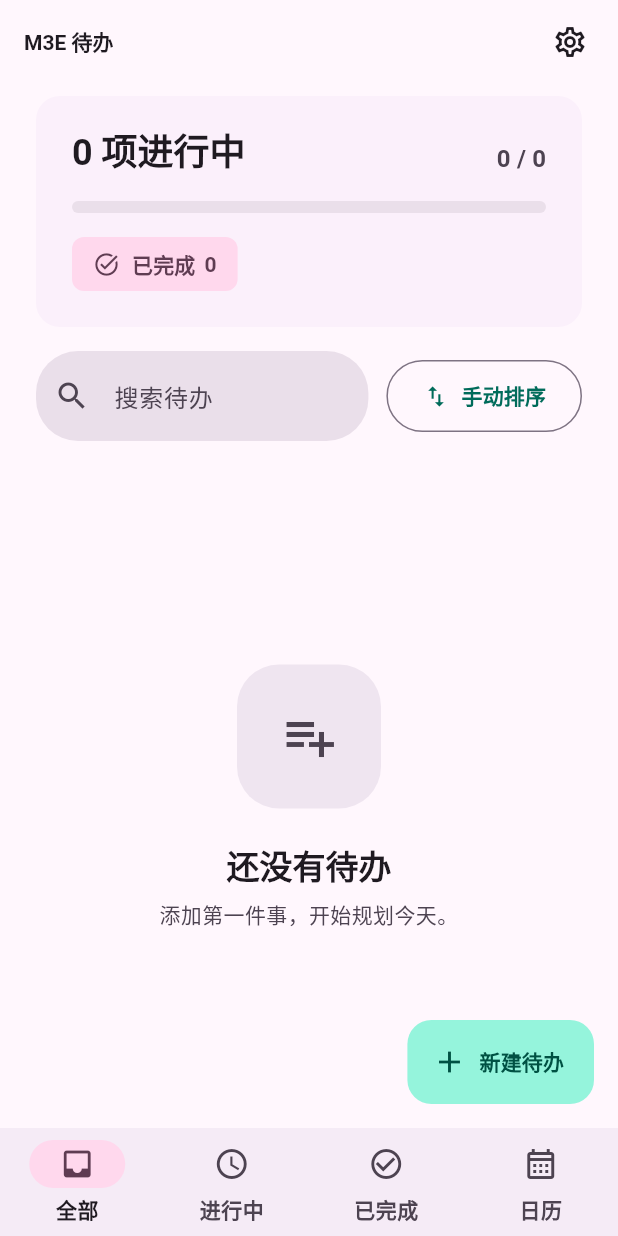
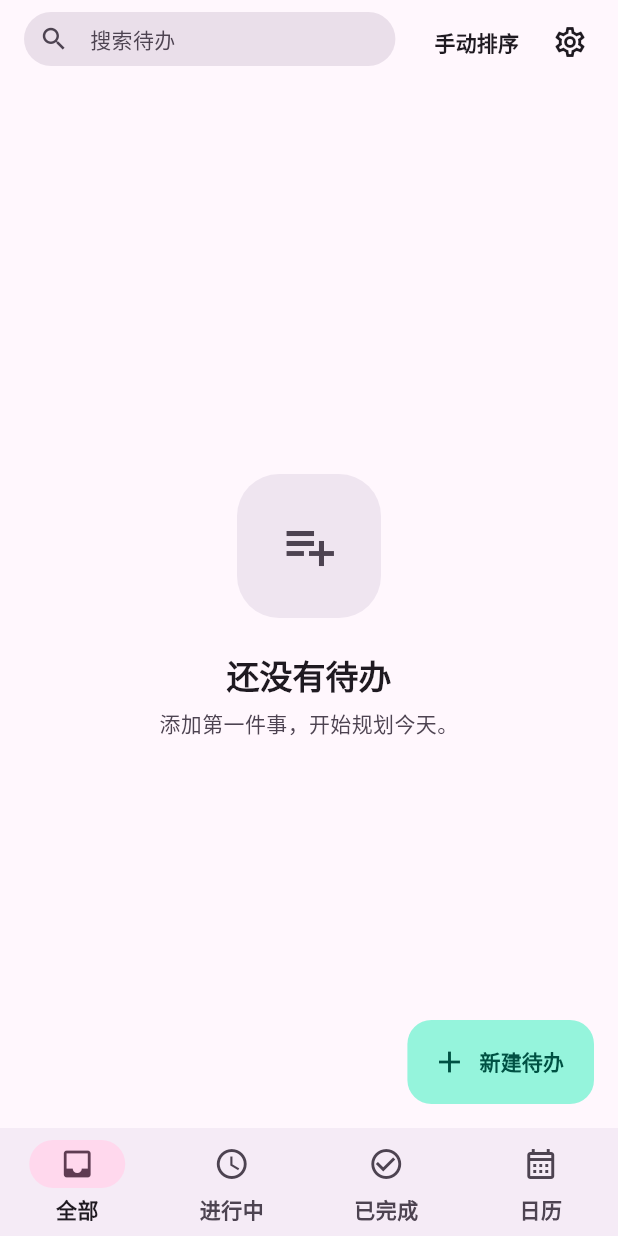
Before and after one commit to wxb1507736507-wxb/m3e_todo, a Flutter app: the screen it shows after launch, on a phone screen of 412 x 824 dp. Run offline on Flutter 3.47's test engine with Material 3 defaults, Android fonts, the phone set to English and light mode, and no system bars; our stand-ins replace flutter_riverpod, web.

Commit message:
style: put search and sort on the top line, and shrink the summary to a caption
The list screen opened with a progress card — a headline count, a full-width bar
and two chips, about a sixth of a phone screen — above a toolbar row of its own
holding search and sort, repeating counts the navigation bar was already showing
as badges. The first todo did not start until 341dp down a 806dp-tall screen.

Search and sort now share the top line with the settings button: on the list, the
app bar's title *is* the search field, and the sort control sits beside it. The
sort stays labelled rather than becoming a bare icon because which order is in
force is not decoration — dragging a tile only reorders the list while "手动排序"
is selected. The calendar destination keeps its plain title and hides both, since
neither applies there.

The summary is now one line: how much is still open, how far along the whole list
is, and a badge when something has slipped past its date. An empty list shows no
summary at all — "0 项进行中" above "还没有待办" was noise.

Measured on the test device: the first todo moved from 341dp to 121dp down.

```diff
--- a/lib/app/app_shell.dart
+++ b/lib/app/app_shell.dart
@@ -17,6 +17,7 @@ import '../features/todos/domain/entities/todo_stats.dart';
 import '../features/todos/presentation/pages/todo_page.dart';
 import '../features/todos/presentation/providers/todo_providers.dart';
 import '../features/todos/presentation/widgets/todo_editor_sheet.dart';
+import '../features/todos/presentation/widgets/todo_toolbar.dart';
 import 'app_background.dart';
 
 /// Width at or above which the navigation rail replaces the bottom bar.
@@ -181,14 +182,19 @@ class _AppShellState extends ConsumerState<AppShell> {
               dim: settings.backgroundDim,
               child: Scaffold(
                 appBar: AppBar(
+                  titleSpacing: 16,
                   // The title follows the destination, so the calendar says so
-                  // instead of leaving the user to infer it from the grid.
-                  title: Text(
-                    _selectedIndex == _calendarIndex
-                        ? AppStrings.calendarTitle
-                        : AppStrings.appTitle,
-                  ),
+                  // instead of leaving the user to infer it from the grid. On
+                  // the list, the title *is* the search field: searching and
+                  // sorting are what the user does to the list, so they sit on
+                  // the top line with the settings button rather than costing a
+                  // row of their own above the first todo.
+                  title: _selectedIndex == _calendarIndex
+                      ? const Text(AppStrings.calendarTitle)
+                      : const TodoSearchField(),
                   actions: <Widget>[
+                    if (_selectedIndex != _calendarIndex)
+                      const TodoSortButton(),
                     if ((stats?.completed ?? 0) > 0)
                       IconButton(
                         icon: const Icon(Icons.cleaning_services_outlined),
--- a/lib/core/constants/app_strings.dart
+++ b/lib/core/constants/app_strings.dart
@@ -16,6 +16,7 @@ abstract final class AppStrings {
 
   static const String searchHint = '搜索待办';
   static const String clearSearch = '清除搜索';
+  static const String sortTooltip = '排序方式';
   static const String sortManual = '手动排序';
   static const String sortCreatedNewest = '最近创建';
   static const String sortDueSoonest = '最快到期';
--- a/lib/features/todos/presentation/pages/todo_page.dart
+++ b/lib/features/todos/presentation/pages/todo_page.dart
@@ -10,13 +10,13 @@ import '../providers/todo_providers.dart';
 import '../widgets/todo_empty_state.dart';
 import '../widgets/todo_list_view.dart';
 import '../widgets/todo_summary_header.dart';
-import '../widgets/todo_toolbar.dart';
 
-/// The todo screen: summary, filters and the list itself.
+/// The todo screen: the summary line and the list itself.
 ///
 /// The page owns the loading and error states so no child widget has to guard
 /// against them, and it is the only place that decides which empty-state copy
-/// applies.
+/// applies. Search and sort live in the app bar (see [AppShell]) because they
+/// act on the list rather than being part of it.
 class TodoPage extends ConsumerWidget {
   const TodoPage({super.key});
 
@@ -28,18 +28,16 @@ class TodoPage extends ConsumerWidget {
     final DateTime now = ref.watch(clockProvider)();
 
     return Padding(
-      padding: const EdgeInsets.fromLTRB(24, 8, 24, 0),
+      padding: const EdgeInsets.fromLTRB(24, 0, 24, 0),
       child: Column(
         crossAxisAlignment: CrossAxisAlignment.stretch,
         children: <Widget>[
           // Held back until there is data: rendering zeroed counts first would
-          // make the numbers visibly jump on every launch.
-          if (stats != null) ...<Widget>[
+          // make the numbers visibly jump on every launch. An empty list shows
+          // no summary at all — the empty state below already explains itself,
+          // and "0 项进行中" above it would be noise.
+          if (stats != null && stats.total > 0)
             TodoSummaryHeader(stats: stats),
-            const SizedBox(height: 16),
-          ],
-          const TodoToolbar(),
-          const SizedBox(height: 16),
           Expanded(
             child: visible.when(
               loading: () => const Center(child: CircularProgressIndicator()),
--- a/lib/features/todos/presentation/widgets/todo_summary_header.dart
+++ b/lib/features/todos/presentation/widgets/todo_summary_header.dart
@@ -5,11 +5,13 @@ import '../../../../core/theme/app_motion.dart';
 import '../../../../core/theme/app_shapes.dart';
 import '../../domain/entities/todo_stats.dart';
 
-/// Progress summary above the list.
+/// One-line progress summary above the list.
 ///
-/// Stateless by design: it renders whatever [stats] it is handed, so the page
-/// stays in charge of loading and error states and this widget never has to
-/// guess what to show.
+/// This used to be a card carrying a headline count, a full-width progress bar
+/// and two chips — roughly a sixth of a phone screen, saying the same numbers
+/// the navigation bar was already showing as badges. What is left is the part
+/// that is not said twice: how much is still open, how far along the whole list
+/// is, and whether anything has slipped past its date.
 class TodoSummaryHeader extends StatelessWidget {
   const TodoSummaryHeader({required this.stats, super.key});
 
@@ -20,118 +22,96 @@ class TodoSummaryHeader extends StatelessWidget {
     final ColorScheme colors = Theme.of(context).colorScheme;
     final TextTheme text = Theme.of(context).textTheme;
 
-    return Card(
-      child: Padding(
-        padding: const EdgeInsets.fromLTRB(24, 20, 24, 24),
-        child: Column(
-          crossAxisAlignment: CrossAxisAlignment.start,
+    return Padding(
+      // Small: this is a caption for the list, not a panel above it.
+      padding: const EdgeInsets.fromLTRB(4, 2, 4, 10),
+      child: Row(
         children: <Widget>[
-            Row(
-              crossAxisAlignment: CrossAxisAlignment.end,
-              children: <Widget>[
-                Expanded(
+          // Flexible, not fixed: at a large accessibility text scale the count
+          // is what gives way, rather than the row overflowing off the edge.
+          Flexible(
             child: Text(
               AppStrings.activeCount(stats.active),
-                    style: text.headlineSmall,
+              overflow: TextOverflow.ellipsis,
+              style: text.titleSmall?.copyWith(fontWeight: FontWeight.w600),
             ),
           ),
+          if (stats.overdue > 0) ...<Widget>[
+            const SizedBox(width: 10),
+            _OverduePill(count: stats.overdue),
+          ],
+          const SizedBox(width: 14),
+          Expanded(
+            child: _ProgressBar(value: stats.progress, color: colors.primary),
+          ),
+          const SizedBox(width: 10),
           Text(
             AppStrings.progressValue(stats.completed, stats.total),
-                  style: text.titleMedium?.copyWith(
-                    color: colors.onSurfaceVariant,
-                  ),
+            style: text.labelMedium?.copyWith(color: colors.onSurfaceVariant),
           ),
         ],
-            ),
-            const SizedBox(height: 16),
-            // The bar animates on the effects spring: a progress fill is an
-            // in-place property change, so it should settle without overshoot
-            // rather than bouncing past 100%.
-            TweenAnimationBuilder<double>(
-              tween: Tween<double>(begin: 0, end: stats.progress),
-              duration: AppMotion.effectsSlow.duration,
-              curve: AppMotion.effectsSlow.curve,
-              builder: (BuildContext context, double value, Widget? child) {
-                return ClipRRect(
-                  borderRadius: AppShapes.radius(AppShapes.full),
-                  child: LinearProgressIndicator(
-                    value: value,
-                    minHeight: 8,
-                    backgroundColor: colors.surfaceContainerHighest,
-                  ),
-                );
-              },
-            ),
-            const SizedBox(height: 16),
-            Wrap(
-              spacing: 8,
-              runSpacing: 8,
-              children: <Widget>[
-                _StatChip(
-                  icon: Icons.task_alt,
-                  label: AppStrings.navCompleted,
-                  value: stats.completed,
-                  background: colors.secondaryContainer,
-                  foreground: colors.onSecondaryContainer,
-                ),
-                if (stats.overdue > 0)
-                  _StatChip(
-                    icon: Icons.schedule,
-                    label: AppStrings.dueOverdue,
-                    value: stats.overdue,
-                    background: colors.errorContainer,
-                    foreground: colors.onErrorContainer,
-                  ),
-              ],
-            ),
-          ],
-        ),
       ),
     );
   }
 }
 
-/// A compact `icon label value` pill.
-class _StatChip extends StatelessWidget {
-  const _StatChip({
-    required this.icon,
-    required this.label,
-    required this.value,
-    required this.background,
-    required this.foreground,
-  });
+/// Slim progress bar.
+///
+/// Animates on the effects spring: a progress fill is an in-place property
+/// change, so it should settle without overshoot rather than bouncing past 100%.
+class _ProgressBar extends StatelessWidget {
+  const _ProgressBar({required this.value, required this.color});
 
-  final IconData icon;
-  final String label;
-  final int value;
-  final Color background;
-  final Color foreground;
+  final double value;
+  final Color color;
 
   @override
   Widget build(BuildContext context) {
-    final TextTheme text = Theme.of(context).textTheme;
+    return TweenAnimationBuilder<double>(
+      tween: Tween<double>(begin: 0, end: value),
+      duration: AppMotion.effectsSlow.duration,
+      curve: AppMotion.effectsSlow.curve,
+      builder: (BuildContext context, double animated, Widget? child) {
+        return ClipRRect(
+          borderRadius: AppShapes.radius(AppShapes.full),
+          child: LinearProgressIndicator(
+            value: animated,
+            minHeight: 6,
+            color: color,
+            backgroundColor:
+                Theme.of(context).colorScheme.surfaceContainerHighest,
+          ),
+        );
+      },
+    );
+  }
+}
 
+/// The "something is late" marker, shown only when there is something late.
+class _OverduePill extends StatelessWidget {
+  const _OverduePill({required this.count});
+
+  final int count;
+
+  @override
+  Widget build(BuildContext context) {
+    final ColorScheme colors = Theme.of(context).colorScheme;
     return Container(
-      padding: const EdgeInsets.symmetric(horizontal: 14, vertical: 8),
+      padding: const EdgeInsets.symmetric(horizontal: 8, vertical: 2),
       decoration: BoxDecoration(
-        color: background,
-        borderRadius: AppShapes.radius(AppShapes.small),
+        color: colors.errorContainer,
+        borderRadius: AppShapes.radius(AppShapes.full),
       ),
       child: Row(
         mainAxisSize: MainAxisSize.min,
         children: <Widget>[
-          Icon(icon, size: 18, color: foreground),
-          const SizedBox(width: 8),
+          Icon(Icons.schedule, size: 14, color: colors.onErrorContainer),
+          const SizedBox(width: 4),
           Text(
-            label,
-            style: text.labelLarge?.copyWith(color: foreground),
-          ),
-          const SizedBox(width: 6),
-          Text(
-            '$value',
-            style: text.labelLarge?.copyWith(
-              color: foreground,
-              fontWeight: FontWeight.w700,
+            '${AppStrings.dueOverdue} $count',
+            style: Theme.of(context).textTheme.labelSmall?.copyWith(
+                  color: colors.onErrorContainer,
+                  fontWeight: FontWeight.w600,
                 ),
           ),
         ],
--- a/lib/features/todos/presentation/widgets/todo_toolbar.dart
+++ b/lib/features/todos/presentation/widgets/todo_toolbar.dart
@@ -2,82 +2,106 @@ import 'package:flutter/material.dart';
 import 'package:flutter_riverpod/flutter_riverpod.dart';
 
 import '../../../../core/constants/app_strings.dart';
+import '../../../../core/theme/app_shapes.dart';
 import '../../domain/entities/todo_filter.dart';
 import '../providers/todo_providers.dart';
 
-/// Search field plus sort control, sitting directly under the summary.
-class TodoToolbar extends ConsumerStatefulWidget {
-  const TodoToolbar({super.key});
+/// The search field that lives in the app bar.
+///
+/// It used to sit in its own row under the summary card, which cost a row of
+/// height for something used a few times a day, and left the top of the screen
+/// to a progress dashboard. Search and sort are the two things done *to* the
+/// list, so they belong on the line the user's eyes already go to — the app bar,
+/// next to the settings button.
+///
+/// Sized to the bar rather than to the list: a dense, filled pill that reads as
+/// a field without pretending to be a full-width one.
+class TodoSearchField extends ConsumerStatefulWidget {
+  const TodoSearchField({super.key});
 
   @override
-  ConsumerState<TodoToolbar> createState() => _TodoToolbarState();
+  ConsumerState<TodoSearchField> createState() => _TodoSearchFieldState();
 }
 
-class _TodoToolbarState extends ConsumerState<TodoToolbar> {
-  late final TextEditingController _searchController;
+class _TodoSearchFieldState extends ConsumerState<TodoSearchField> {
+  late final TextEditingController _controller;
 
   @override
   void initState() {
     super.initState();
-    _searchController = TextEditingController();
+    _controller = TextEditingController();
   }
 
   @override
   void dispose() {
-    _searchController.dispose();
+    _controller.dispose();
     super.dispose();
   }
 
-  void _clearSearch() {
-    _searchController.clear();
+  void _clear() {
+    _controller.clear();
     ref.read(todoFilterProvider.notifier).clearQuery();
   }
 
   @override
   Widget build(BuildContext context) {
+    final ColorScheme colors = Theme.of(context).colorScheme;
     final TodoFilter filter = ref.watch(todoFilterProvider);
     // Watched, not created here: the Ctrl+F shortcut lives above this widget
     // and has to be able to focus the same node.
-    final FocusNode searchFocusNode = ref.watch(searchFocusNodeProvider);
+    final FocusNode focusNode = ref.watch(searchFocusNodeProvider);
 
-    return Row(
-      crossAxisAlignment: CrossAxisAlignment.center,
-      children: <Widget>[
-        Expanded(
+    return SizedBox(
+      height: 40,
       child: TextField(
-            controller: _searchController,
-            focusNode: searchFocusNode,
+        controller: _controller,
+        focusNode: focusNode,
         textInputAction: TextInputAction.search,
+        textAlignVertical: TextAlignVertical.center,
+        style: Theme.of(context).textTheme.bodyMedium,
         decoration: InputDecoration(
+          isDense: true,
+          filled: true,
+          fillColor: colors.surfaceContainerHighest,
           hintText: AppStrings.searchHint,
-              prefixIcon: const Icon(Icons.search),
+          hintStyle: Theme.of(context)
+              .textTheme
+              .bodyMedium
+              ?.copyWith(color: colors.onSurfaceVariant),
+          prefixIcon: Icon(
+            Icons.search,
+            size: 20,
+            color: colors.onSurfaceVariant,
+          ),
+          prefixIconConstraints: const BoxConstraints(minWidth: 40),
           suffixIcon: filter.hasQuery
               ? IconButton(
-                      icon: const Icon(Icons.close),
+                  icon: const Icon(Icons.close, size: 18),
                   tooltip: AppStrings.clearSearch,
-                      onPressed: _clearSearch,
+                  visualDensity: VisualDensity.compact,
+                  onPressed: _clear,
                 )
               : null,
+          suffixIconConstraints: const BoxConstraints(minWidth: 40),
+          contentPadding: const EdgeInsets.symmetric(vertical: 8),
+          border: OutlineInputBorder(
+            borderRadius: AppShapes.radius(AppShapes.full),
+            borderSide: BorderSide.none,
+          ),
         ),
         onChanged: ref.read(todoFilterProvider.notifier).setQuery,
       ),
-        ),
-        const SizedBox(width: 12),
-        _SortMenu(
-          selected: filter.sort,
-          onSelected: ref.read(todoFilterProvider.notifier).setSort,
-        ),
-      ],
     );
   }
 }
 
 /// Menu button that chooses the list's ordering.
-class _SortMenu extends StatelessWidget {
-  const _SortMenu({required this.selected, required this.onSelected});
-
-  final TodoSortOrder selected;
-  final ValueChanged<TodoSortOrder> onSelected;
+///
+/// Labelled rather than a bare icon: which order is in force is not decoration —
+/// dragging a tile only reorders the list while "手动排序" is the one selected —
+/// so the name of the current order stays on screen.
+class TodoSortButton extends StatelessWidget {
+  const TodoSortButton({super.key});
 
   static String _labelOf(TodoSortOrder order) {
     return switch (order) {
@@ -90,16 +114,23 @@ class _SortMenu extends StatelessWidget {
 
   @override
   Widget build(BuildContext context) {
+    final ThemeData theme = Theme.of(context);
+    return Consumer(
+      builder: (BuildContext context, WidgetRef ref, Widget? child) {
+        final TodoSortOrder selected = ref.watch(
+          todoFilterProvider.select((TodoFilter filter) => filter.sort),
+        );
         return MenuAnchor(
           menuChildren: <Widget>[
             for (final TodoSortOrder order in TodoSortOrder.values)
               MenuItemButton(
-            // A placeholder keeps every row's text aligned whether or not it is
-            // the selected one.
+                // A placeholder keeps every row's text aligned whether or not it
+                // is the selected one.
                 leadingIcon: order == selected
                     ? const Icon(Icons.check)
                     : const SizedBox(width: 24),
-            onPressed: () => onSelected(order),
+                onPressed: () =>
+                    ref.read(todoFilterProvider.notifier).setSort(order),
                 child: Text(_labelOf(order)),
               ),
           ],
@@ -108,7 +139,9 @@ class _SortMenu extends StatelessWidget {
             MenuController controller,
             Widget? child,
           ) {
-        return OutlinedButton.icon(
+            return Tooltip(
+              message: AppStrings.sortTooltip,
+              child: TextButton(
                 onPressed: () {
                   if (controller.isOpen) {
                     controller.close();
@@ -116,8 +149,19 @@ class _SortMenu extends StatelessWidget {
                     controller.open();
                   }
                 },
-          icon: const Icon(Icons.swap_vert),
-          label: Text(_labelOf(selected)),
+                style: TextButton.styleFrom(
+                  padding: const EdgeInsets.symmetric(horizontal: 10),
+                  minimumSize: const Size(0, 40),
+                  visualDensity: VisualDensity.compact,
+                  foregroundColor: theme.colorScheme.onSurfaceVariant,
+                ),
+                child: Text(
+                  _labelOf(selected),
+                  style: theme.textTheme.labelLarge,
+                ),
+              ),
+            );
+          },
         );
       },
     );
```
Lines whose indentation alone changed are shown as unchanged.
